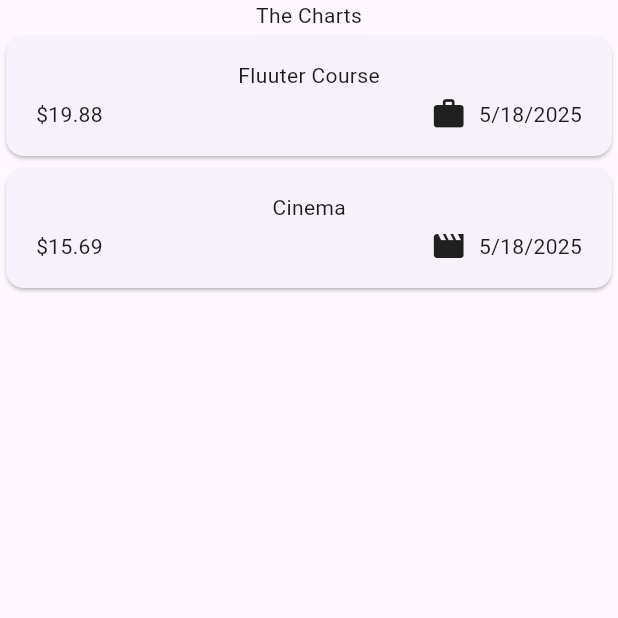
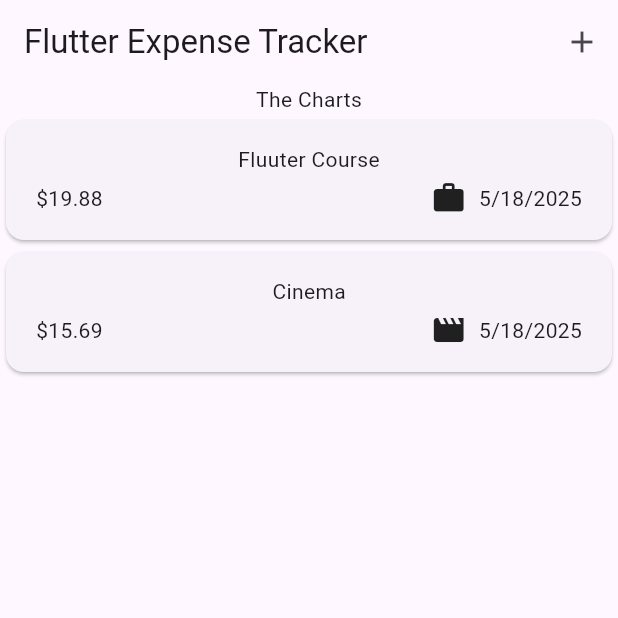
Before and after one commit to Chohanwool/flutter_Expnses-tracker-app, a Flutter app: the screen it shows after launch, on a phone screen of 412 x 824 dp, the top half of it. Run offline on Flutter 3.47's test engine with Material 3 defaults, Android fonts, the phone set to English and light mode, and no system bars; our stand-ins replace font_awesome_flutter.

```diff
--- a/lib/main.dart
+++ b/lib/main.dart
@@ -3,7 +3,7 @@ import 'package:flutter/material.dart';
 
 void main() {
   runApp(
-    const MaterialApp(
+    MaterialApp(
       home: Expenses(),
   )
   );
--- a/lib/widgets/expenses.dart
+++ b/lib/widgets/expenses.dart
@@ -25,14 +25,35 @@ class _ExpensesState extends State<Expenses> {
     ),
   ];
 
+  // appBar 메뉴 버튼
+  void _openAddExpenseOverlay() {
+    // State 상속받으면 context를 사용할 수 있다.
+    showModalBottomSheet(
+      context: context,
+      builder: (ctx) => Text(ctx.toString()),
+    );
+  }
+
   @override
   Widget build(BuildContext context) {
     return Scaffold(
-      body: Column(
-        children: <Widget>[
-          Text('The Charts'),
-          Expanded(child: ExpensesList(expenses: _registeredExpenses))
+      appBar: AppBar(
+        title: const Text('Flutter Expense Tracker'),
+        // toolBar의 사용되는 버튼들을 지정하는데 보통 사용한다
+        actions: [
+          IconButton(
+            onPressed: _openAddExpenseOverlay,
+            icon: const Icon(Icons.add),
+          ),
         ],
+      ),
+      body: SafeArea(
+        child: Column(
+          children: <Widget>[
+            Text('The Charts'),
+            Expanded(child: ExpensesList(expenses: _registeredExpenses)),
+          ],
+        ),
       ),
     );
   }
```
